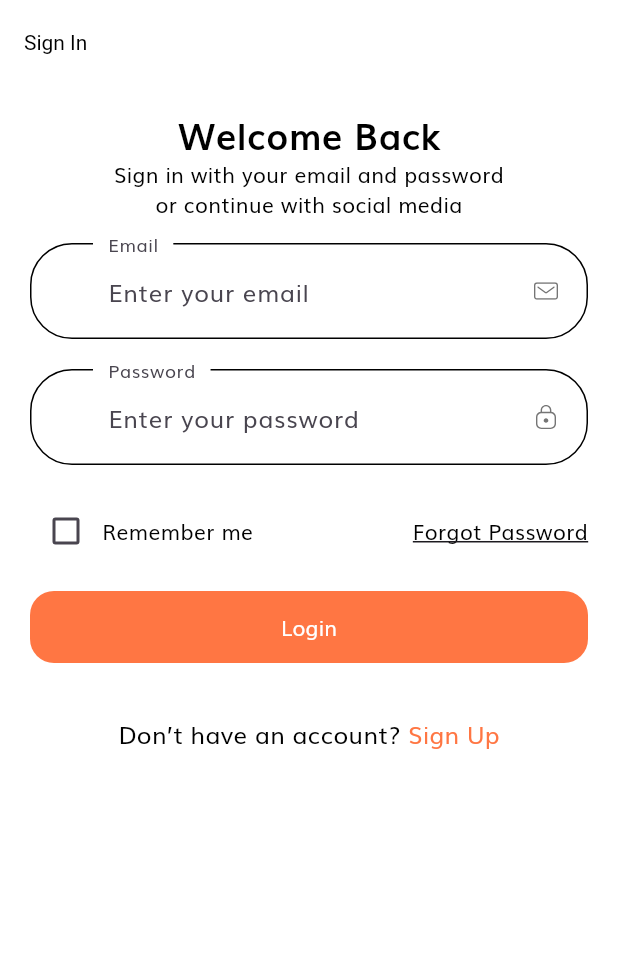
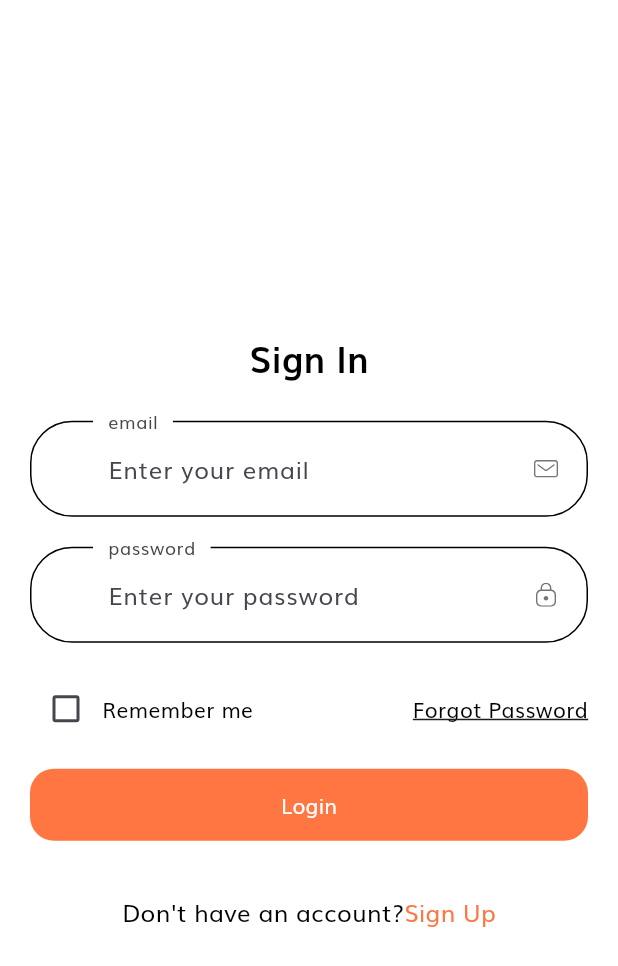
Before and after one commit to keithtung56/adminpanel, a Flutter app: the screen it shows after launch, on a phone screen of 412 x 824 dp. Shown: the top 966 px of the screen. Run offline on Flutter 3.47's test engine with Material 3 defaults, Android fonts, the phone set to English and light mode, and no system bars; our stand-ins replace firebase_auth, firebase_core, firebase_database, firebase_storage, flutter_bloc, flutter_dotenv and 4 more; missing offline and left inert: flutter_stripe, moment_dart; accounts and stored records are empty; generated files the repository leaves out were written again.

Commit message:
feat: add lang for login screen

```diff
--- a/mobile/lib/components/no_account_text.dart
+++ b/mobile/lib/components/no_account_text.dart
@@ -1,5 +1,5 @@
 import 'package:flutter/material.dart';
-
+import 'package:flutter_gen/gen_l10n/app_localizations.dart';
 import '../constants.dart';
 import '../screens/sign_up/sign_up_screen.dart';
 
@@ -13,15 +13,15 @@ class NoAccountText extends StatelessWidget {
     return Row(
       mainAxisAlignment: MainAxisAlignment.center,
       children: [
-        const Text(
-          "Don’t have an account? ",
-          style: TextStyle(fontSize: 16),
+        Text(
+          AppLocalizations.of(context)!.no_account_text,
+          style: const TextStyle(fontSize: 16),
         ),
         GestureDetector(
           onTap: () => Navigator.pushNamed(context, SignUpScreen.routeName),
-          child: const Text(
-            "Sign Up",
-            style: TextStyle(fontSize: 16, color: kPrimaryColor),
+          child: Text(
+            AppLocalizations.of(context)!.sign_up,
+            style: const TextStyle(fontSize: 16, color: kPrimaryColor),
           ),
         ),
       ],
--- a/mobile/lib/l10n/intl_en.arb
+++ b/mobile/lib/l10n/intl_en.arb
@@ -6,6 +6,9 @@
   "my_orders":"My Orders",
   "settings":"Settings",
   "logout":"Logout",
+  "login":"Login",
+  "sign_in":"Sign In",
+  "sign_up":"Sign Up",
   "profile":"User Profile",
   "favorites":"Favorites",
   "username":"Username",
@@ -41,5 +44,11 @@
   "quantity":"quantity",
   "total_quantity":"total quantity",
   "total":"total",
-  "order_details":"Order Details"
+  "order_details":"Order Details",
+  "email":"email",
+  "enter_your_email":"Enter your email",
+  "password":"password",
+  "enter_your_password":"Enter your password",
+  "no_account_text":"Don't have an account?",
+  "forget_password":"Forgot Password"
 }
--- a/mobile/lib/l10n/intl_zh.arb
+++ b/mobile/lib/l10n/intl_zh.arb
@@ -6,6 +6,9 @@
   "my_orders":"我的訂單",
   "settings":"設置",
   "logout":"登出",
+  "login":"登入",
+  "sign_in":"登入",
+  "sign_up":"注冊",
   "profile":"用戶資料",
   "favorites":"我的最愛",
   "username":"用戶名稱",
@@ -41,5 +44,11 @@
   "quantity":"件數",
   "total_quantity":"總件數",
   "total":"總額",
-  "order_details":"訂單詳情"
+  "order_details":"訂單詳情",
+  "email":"電郵地址",
+  "enter_your_email":"輸入你的電郵地址",
+  "password":"密碼",
+  "enter_your_password":"輸入你的密碼",
+  "no_account_text":"沒有帳戶?",
+  "forget_password":"忘記密碼"
   }
--- a/mobile/lib/screens/sign_in/components/sign_form.dart
+++ b/mobile/lib/screens/sign_in/components/sign_form.dart
@@ -2,7 +2,7 @@ import 'package:flutter/material.dart';
 import 'package:shop_app/screens/init_screen.dart';
 import 'package:shop_app/services/auth/auth_exceptions.dart';
 import 'package:shop_app/services/auth/auth_service.dart';
-
+import 'package:flutter_gen/gen_l10n/app_localizations.dart';
 import '../../../components/custom_surfix_icon.dart';
 import '../../../components/form_error.dart';
 import '../../../constants.dart';
@@ -67,11 +67,12 @@ class _SignFormState extends State<SignForm> {
               }
               return null;
             },
-            decoration: const InputDecoration(
-              labelText: "Email",
-              hintText: "Enter your email",
+            decoration: InputDecoration(
+              labelText: AppLocalizations.of(context)!.email,
+              hintText: AppLocalizations.of(context)!.enter_your_email,
               floatingLabelBehavior: FloatingLabelBehavior.always,
-              suffixIcon: CustomSurffixIcon(svgIcon: "assets/icons/Mail.svg"),
+              suffixIcon:
+                  const CustomSurffixIcon(svgIcon: "assets/icons/Mail.svg"),
             ),
           ),
           const SizedBox(height: 20),
@@ -91,11 +92,12 @@ class _SignFormState extends State<SignForm> {
               }
               return null;
             },
-            decoration: const InputDecoration(
-              labelText: "Password",
-              hintText: "Enter your password",
+            decoration: InputDecoration(
+              labelText: AppLocalizations.of(context)!.password,
+              hintText: AppLocalizations.of(context)!.enter_your_password,
               floatingLabelBehavior: FloatingLabelBehavior.always,
-              suffixIcon: CustomSurffixIcon(svgIcon: "assets/icons/Lock.svg"),
+              suffixIcon:
+                  const CustomSurffixIcon(svgIcon: "assets/icons/Lock.svg"),
             ),
           ),
           const SizedBox(height: 20),
@@ -115,9 +117,9 @@ class _SignFormState extends State<SignForm> {
               GestureDetector(
                 onTap: () => Navigator.pushNamed(
                     context, ForgotPasswordScreen.routeName),
-                child: const Text(
-                  "Forgot Password",
-                  style: TextStyle(decoration: TextDecoration.underline),
+                child: Text(
+                  AppLocalizations.of(context)!.forget_password,
+                  style: const TextStyle(decoration: TextDecoration.underline),
                 ),
               )
             ],
@@ -149,7 +151,7 @@ class _SignFormState extends State<SignForm> {
                 addError(error: 'failed to login');
               }
             },
-            child: const Text("Login"),
+            child: Text(AppLocalizations.of(context)!.login),
           ),
         ],
       ),
--- a/mobile/lib/screens/sign_in/sign_in_screen.dart
+++ b/mobile/lib/screens/sign_in/sign_in_screen.dart
@@ -1,43 +1,41 @@
 import 'package:flutter/material.dart';
-
+import 'package:flutter_gen/gen_l10n/app_localizations.dart';
 import '../../components/no_account_text.dart';
 import 'components/sign_form.dart';
 
 class SignInScreen extends StatelessWidget {
   static String routeName = "/sign_in";
 
-  const SignInScreen({super.key});
+  const SignInScreen({Key? key});
+
   @override
   Widget build(BuildContext context) {
     return Scaffold(
-      appBar: AppBar(
-        automaticallyImplyLeading: false,
-        title: const Text("Sign In"),
-      ),
-      body: const SafeArea(
+      body: SafeArea(
+        child: Center(
+          // Center widget added here
           child: SizedBox(
             width: double.infinity,
             child: Padding(
-            padding: EdgeInsets.symmetric(horizontal: 20),
+              padding: const EdgeInsets.symmetric(horizontal: 20),
               child: SingleChildScrollView(
                 child: Column(
+                  mainAxisAlignment:
+                      MainAxisAlignment.center, // Center vertically
                   children: [
-                  SizedBox(height: 16),
+                    const SizedBox(height: 16),
                     Text(
-                    "Welcome Back",
-                    style: TextStyle(
+                      AppLocalizations.of(context)!.sign_in,
+                      style: const TextStyle(
                         color: Colors.black,
                         fontSize: 24,
                         fontWeight: FontWeight.bold,
                       ),
                     ),
-                  Text(
-                    "Sign in with your email and password  \nor continue with social media",
-                    textAlign: TextAlign.center,
-                  ),
-                  SizedBox(height: 16),
-                  SignForm(),
-                  SizedBox(height: 16),
+
+                    const SizedBox(height: 26),
+                    const SignForm(),
+                    const SizedBox(height: 16),
                     // Row(
                     //   mainAxisAlignment: MainAxisAlignment.center,
                     //   children: [
@@ -55,9 +53,10 @@ class SignInScreen extends StatelessWidget {
                     //     ),
                     //   ],
                     // ),
-                  SizedBox(height: 20),
-                  NoAccountText(),
+                    const SizedBox(height: 20),
+                    const NoAccountText(),
                   ],
+                ),
               ),
             ),
           ),
```
Also changed, not shown: mobile/assets/icons/Shop Icon.svg, mobile/assets/icons/User Icon.svg. Lines whose indentation alone changed are shown as unchanged.
